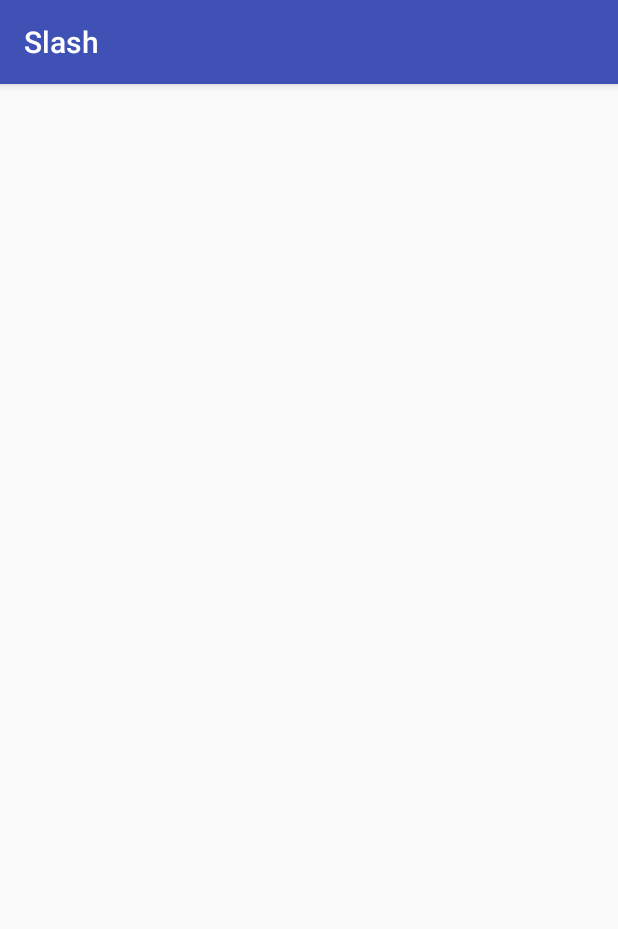
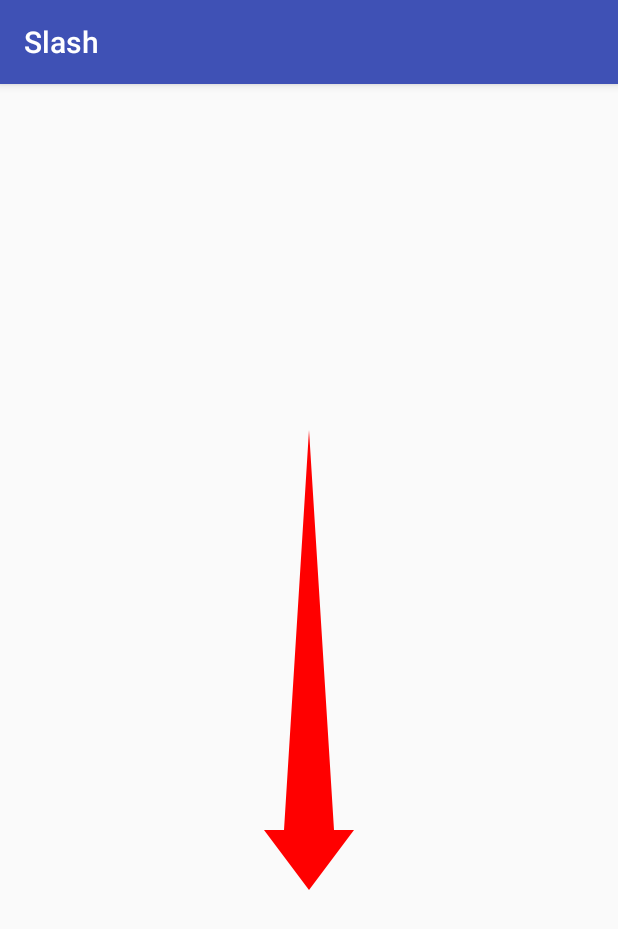
Before and after one commit to jballen73/Slash, an Android app: the screen it shows after launch (GameActivity), after a tap on "PLAY", on a phone screen of 412 x 824 dp. Shown: the top 929 px of the screen. Run offline under Robolectric (Android 15) with nearby library versions, the phone set to English and light mode, and no system bars.

Commit message:
Created gameArrow with ability to rotate

```diff
--- a/app/src/main/java/projects/jballen/slash/FlingType.java
+++ b/app/src/main/java/projects/jballen/slash/FlingType.java
@@ -2,17 +2,32 @@ package projects.jballen.slash;
 
 import android.app.Activity;
 
+import static projects.jballen.slash.Constants.DOWN_LEFT_ROTATION;
+import static projects.jballen.slash.Constants.DOWN_RIGHT_ROTATION;
+import static projects.jballen.slash.Constants.DOWN_ROTATION;
+import static projects.jballen.slash.Constants.LEFT_ROTATION;
+import static projects.jballen.slash.Constants.RIGHT_ROTATION;
+import static projects.jballen.slash.Constants.UP_LEFT_ROTATION;
+import static projects.jballen.slash.Constants.UP_RIGHT_ROTATION;
+import static projects.jballen.slash.Constants.UP_ROTATION;
+
 public enum FlingType {
-    UP(R.string.direction_up),
-    UP_LEFT(R.string.direction_up_left),
-    UP_RIGHT(R.string.direction_up_right),
-    LEFT(R.string.direction_left),
-    RIGHT(R.string.direction_right),
-    DOWN_LEFT(R.string.direction_down_left),
-    DOWN_RIGHT(R.string.direction_down_right),
-    DOWN(R.string.direction_down),
-    NONE(R.string.direction_none);
+    RIGHT(R.string.direction_right, RIGHT_ROTATION),
+    UP_RIGHT(R.string.direction_up_right, UP_RIGHT_ROTATION),
+    UP(R.string.direction_up, UP_ROTATION),
+    UP_LEFT(R.string.direction_up_left, UP_LEFT_ROTATION),
+    LEFT(R.string.direction_left, LEFT_ROTATION),
+    DOWN_LEFT(R.string.direction_down_left, DOWN_LEFT_ROTATION),
+    DOWN(R.string.direction_down, DOWN_ROTATION),
+    DOWN_RIGHT(R.string.direction_down_right, DOWN_RIGHT_ROTATION),
+    NONE(R.string.direction_none, 0);
     private int flingTextId;
-    FlingType(int flingTextId) {this.flingTextId = flingTextId;}
+    private float rotateAngle;
+    FlingType(int flingTextId, float rotateAngle) {
+        this.flingTextId = flingTextId;
+        this.rotateAngle = rotateAngle;
+    }
     public int getFlingTextId() {return flingTextId;}
+    public float getRotateAngle() {return rotateAngle;}
+    public static FlingType getTypeFromIndex(int index) {return values()[index];}
 }
--- a/app/src/main/java/projects/jballen/slash/GameActivity.java
+++ b/app/src/main/java/projects/jballen/slash/GameActivity.java
@@ -10,12 +10,15 @@ import android.widget.TextView;
 public class GameActivity extends AppCompatActivity implements GestureDetector.OnGestureListener{
     private GestureDetectorCompat mDetector;
     private TextView testTextView;
+    private GameArrow gameArrow;
     @Override
     protected void onCreate(Bundle savedInstanceState) {
         super.onCreate(savedInstanceState);
         setContentView(R.layout.activity_game);
         testTextView = findViewById(R.id.gameTestText);
         mDetector = new GestureDetectorCompat(this, this);
+        gameArrow = findViewById(R.id.gameArrow);
+
     }
     @Override
     public boolean onTouchEvent(MotionEvent motionEvent) {
@@ -24,6 +27,7 @@ public class GameActivity extends AppCompatActivity implements GestureDetector.O
         }
         return super.onTouchEvent(motionEvent);
     }
+    private int i = 0;
     @Override
     public boolean onDown(MotionEvent motionEvent) {
         return true;
--- /dev/null
+++ b/app/src/main/java/projects/jballen/slash/GameArrow.java
@@ -0,0 +1,142 @@
+package projects.jballen.slash;
+
+import android.content.Context;
+import android.content.res.TypedArray;
+import android.graphics.Canvas;
+import android.graphics.Color;
+import android.graphics.Paint;
+import android.graphics.Path;
+import android.util.AttributeSet;
+import android.view.View;
+
+import static projects.jballen.slash.Constants.BASE_ARROW_HEIGHT;
+import static projects.jballen.slash.Constants.BASE_ARROW_WIDTH;
+import static projects.jballen.slash.Constants.TOP_ARROW_EXTENSION;
+import static projects.jballen.slash.Constants.TOP_ARROW_HEIGHT;
+
+/**
+ * TODO: document your custom view class.
+ */
+public class GameArrow extends View {
+    private int mExampleColor = Color.RED; // TODO: use a default from R.color...
+    private int directionValue = 8;
+    private FlingType direction;
+    private Paint arrowPaint;
+    public GameArrow(Context context) {
+        super(context);
+        init(null, 0);
+    }
+
+    public GameArrow(Context context, AttributeSet attrs) {
+        super(context, attrs);
+        init(attrs, 0);
+    }
+
+    public GameArrow(Context context, AttributeSet attrs, int defStyle) {
+        super(context, attrs, defStyle);
+        init(attrs, defStyle);
+    }
+
+    private void init(AttributeSet attrs, int defStyle) {
+        // Load attributes
+        final TypedArray a = getContext().obtainStyledAttributes(
+                attrs, R.styleable.GameArrow, defStyle, 0);
+
+        mExampleColor = a.getColor(
+                R.styleable.GameArrow_color,
+                mExampleColor);
+        directionValue = a.getInt(R.styleable.GameArrow_arrowDirection, directionValue);
+        direction = FlingType.getTypeFromIndex(directionValue);
+
+
+        a.recycle();
+        arrowPaint = new Paint(Paint.ANTI_ALIAS_FLAG);
+        arrowPaint.setColor(mExampleColor);
+        arrowPaint.setStyle(Paint.Style.FILL);
+
+        // Update TextPaint and text measurements from attributes
+        invalidateTextPaintAndMeasurements();
+    }
+
+    private void invalidateTextPaintAndMeasurements() {
+
+    }
+
+    @Override
+    protected void onDraw(Canvas canvas) {
+        super.onDraw(canvas);
+
+        // TODO: consider storing these as member variables to reduce
+        // allocations per draw cycle.
+        int paddingLeft = getPaddingLeft();
+        int paddingTop = getPaddingTop();
+        int paddingRight = getPaddingRight();
+        int paddingBottom = getPaddingBottom();
+
+        int contentWidth = getWidth() - paddingLeft - paddingRight;
+        int contentHeight = getHeight() - paddingTop - paddingBottom - (int)BASE_ARROW_HEIGHT - (int)TOP_ARROW_HEIGHT;
+        canvas.save();
+        canvas.rotate(direction.getRotateAngle(), contentWidth/2, (contentHeight + BASE_ARROW_HEIGHT + TOP_ARROW_HEIGHT)/2);
+        // Draw the arrow.
+        Path arrowPath = new Path();
+        arrowPath.moveTo((contentWidth)/2, (contentHeight)/2);
+        arrowPath.rLineTo(BASE_ARROW_WIDTH/2, BASE_ARROW_HEIGHT);
+        arrowPath.rLineTo(TOP_ARROW_EXTENSION, 0);
+        arrowPath.rLineTo(-(BASE_ARROW_WIDTH/2 + TOP_ARROW_EXTENSION), TOP_ARROW_HEIGHT);
+        arrowPath.rLineTo(-(BASE_ARROW_WIDTH/2 + TOP_ARROW_EXTENSION), -TOP_ARROW_HEIGHT);
+        arrowPath.rLineTo(TOP_ARROW_EXTENSION, 0);
+        arrowPath.rLineTo(BASE_ARROW_WIDTH/2, -BASE_ARROW_HEIGHT);
+        canvas.drawPath(arrowPath, arrowPaint);
+        canvas.restore();
+
+
+    }
+/*
+    @Override
+    protected void onMeasure(int widthMeasureSpec, int heightMeasureSpec) {
+        // Try for a width based on our minimum
+        int minw = getPaddingLeft() + getPaddingRight() + getSuggestedMinimumWidth();
+        int w = resolveSizeAndState(minw, widthMeasureSpec, 1);
+
+        // Whatever the width ends up being, ask for a height that would let the pie
+        // get as big as it can
+        int minh = MeasureSpec.getSize(w) + getPaddingBottom() + getPaddingTop();
+        int h = resolveSizeAndState(MeasureSpec.getSize(w), heightMeasureSpec, 0);
+
+        setMeasuredDimension(w, h);
+    }
+    */
+    /**
+     * Gets the example color attribute value.
+     *
+     * @return The example color attribute value.
+     */
+    public int getExampleColor() {
+        return mExampleColor;
+    }
+
+    /**
+     * Sets the view's example color attribute value. In the example view, this color
+     * is the font color.
+     *
+     * @param exampleColor The example color attribute value to use.
+     */
+    public void setExampleColor(int exampleColor) {
+        mExampleColor = exampleColor;
+        invalidateTextPaintAndMeasurements();
+    }
+    public void setDirection(int direction) {
+        this.directionValue = direction;
+        this.direction = FlingType.getTypeFromIndex(directionValue);
+        invalidateTextPaintAndMeasurements();
+
+    }
+    public FlingType getDirection() {
+        return direction;
+    }
+
+
+
+
+
+}
--- a/app/src/main/res/layout/activity_game.xml
+++ b/app/src/main/res/layout/activity_game.xml
@@ -14,6 +14,20 @@
         android:layout_marginEnd="8dp"
         android:layout_marginStart="8dp"
         android:layout_marginTop="8dp"
+        android:visibility="gone"
+        app:layout_constraintBottom_toBottomOf="parent"
+        app:layout_constraintEnd_toEndOf="parent"
+        app:layout_constraintStart_toStartOf="parent"
+        app:layout_constraintTop_toTopOf="parent" />
+
+    <projects.jballen.slash.GameArrow
+        android:id="@+id/gameArrow"
+        android:layout_width="wrap_content"
+        android:layout_height="wrap_content"
+        android:layout_marginBottom="8dp"
+        android:layout_marginEnd="8dp"
+        android:layout_marginStart="8dp"
+        android:layout_marginTop="8dp"
         app:layout_constraintBottom_toBottomOf="parent"
         app:layout_constraintEnd_toEndOf="parent"
         app:layout_constraintStart_toStartOf="parent"
```
Also changed, not shown: app/src/main/java/projects/jballen/slash/Constants.java (+16 -4 lines), app/src/main/res/values/attrs_game_arrow.xml (added, +16 -0 lines).
